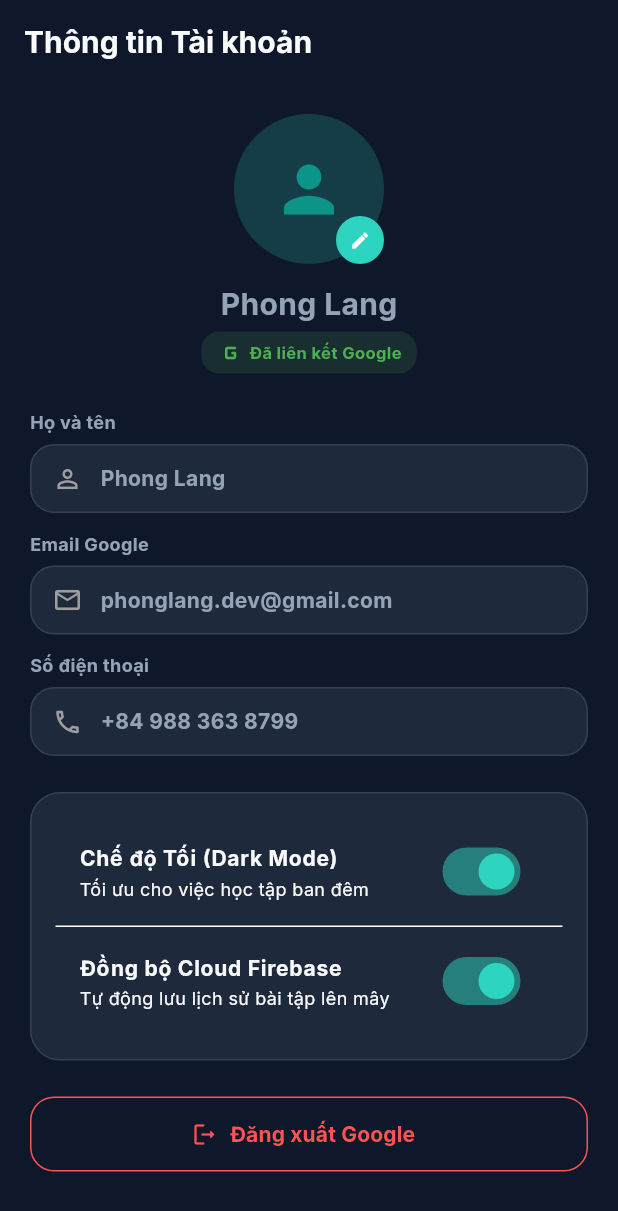
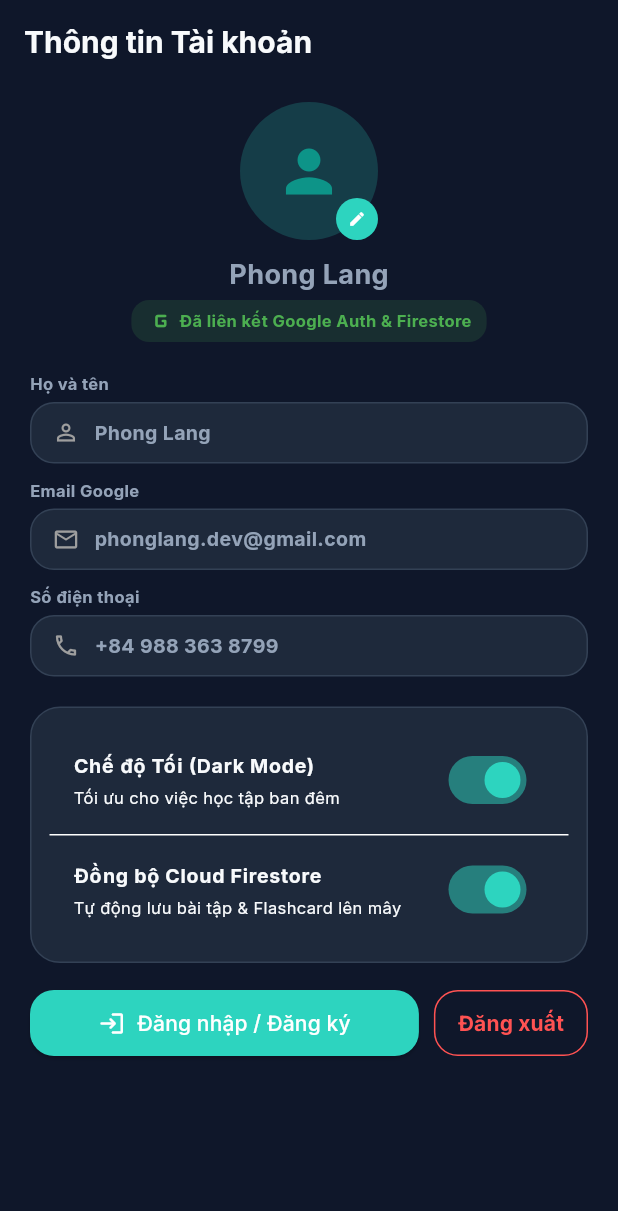
Before and after one commit to PL21zzz/OmniSolveAI, a Flutter app: the ProfileScreen screen opened directly, on a phone screen of 412 x 824 dp. Shown: the top 1211 px of the screen. Run offline on Flutter 3.47's test engine with Material 3 defaults, Android fonts, the phone set to English and light mode, and no system bars; our stand-ins replace cloud_firestore, firebase_auth, fl_chart, flutter_animate, flutter_riverpod, google_fonts and 4 more; accounts and stored records are empty.

Commit message:
feat: implement Firebase Auth email/password, Google sign-in repository and Cloud Firestore integration

```diff
--- a/lib/features/auth/presentation/profile_screen.dart
+++ b/lib/features/auth/presentation/profile_screen.dart
@@ -2,6 +2,7 @@ import 'package:flutter/material.dart';
 import 'package:flutter_riverpod/flutter_riverpod.dart';
 import 'package:omni_solve_ai/app/theme/app_theme.dart';
 import 'package:omni_solve_ai/app/theme/theme_provider.dart';
+import 'package:omni_solve_ai/features/auth/presentation/login_screen.dart';
 
 class ProfileScreen extends ConsumerWidget {
   const ProfileScreen({super.key});
@@ -17,7 +18,7 @@ class ProfileScreen extends ConsumerWidget {
         title: const Text('Thông tin Tài khoản'),
       ),
       body: SingleChildScrollView(
-        padding: const EdgeInsets.all(20),
+        padding: const EdgeInsets.only(left: 20, right: 20, top: 12, bottom: 90),
         child: Column(
           children: [
             // User Avatar with edit button (matching reference UI)
@@ -25,32 +26,32 @@ class ProfileScreen extends ConsumerWidget {
               child: Stack(
                 children: [
                   CircleAvatar(
-                    radius: 50,
-                    backgroundColor: primaryColor.withOpacity(0.2),
-                    child: const Icon(Icons.person, size: 50, color: AppColors.primary),
+                    radius: 46,
+                    backgroundColor: primaryColor.withValues(alpha: 0.2),
+                    child: const Icon(Icons.person, size: 46, color: AppColors.primary),
                   ),
                   Positioned(
                     bottom: 0,
                     right: 0,
                     child: CircleAvatar(
-                      radius: 16,
+                      radius: 14,
                       backgroundColor: primaryColor,
-                      child: const Icon(Icons.edit, size: 14, color: Colors.white),
+                      child: const Icon(Icons.edit, size: 12, color: Colors.white),
                     ),
                   ),
                 ],
               ),
             ),
-            const SizedBox(height: 12),
+            const SizedBox(height: 10),
             const Text(
               'Phong Lang',
-              style: TextStyle(fontSize: 20, fontWeight: FontWeight.bold),
+              style: TextStyle(fontSize: 18, fontWeight: FontWeight.bold),
             ),
             const SizedBox(height: 4),
             Container(
               padding: const EdgeInsets.symmetric(horizontal: 10, vertical: 4),
               decoration: BoxDecoration(
-                color: Colors.green.withOpacity(0.15),
+                color: Colors.green.withValues(alpha: 0.15),
                 borderRadius: BorderRadius.circular(12),
               ),
               child: const Row(
@@ -59,25 +60,25 @@ class ProfileScreen extends ConsumerWidget {
                   Icon(Icons.g_mobiledata_rounded, color: Colors.green, size: 20),
                   SizedBox(width: 2),
                   Text(
-                    'Đã liên kết Google',
+                    'Đã liên kết Google Auth & Firestore',
                     style: TextStyle(color: Colors.green, fontWeight: FontWeight.bold, fontSize: 11),
                   ),
                 ],
               ),
             ),
-            const SizedBox(height: 24),
+            const SizedBox(height: 20),
 
             // Profile Fields Form (Matching reference UI input boxes)
             _buildInputField('Họ và tên', 'Phong Lang', Icons.person_outline, isDark),
-            const SizedBox(height: 12),
+            const SizedBox(height: 10),
             _buildInputField('Email Google', 'phonglang.dev@gmail.com', Icons.email_outlined, isDark),
-            const SizedBox(height: 12),
+            const SizedBox(height: 10),
             _buildInputField('Số điện thoại', '+84 988 363 8799', Icons.phone_outlined, isDark),
-            const SizedBox(height: 24),
+            const SizedBox(height: 20),
 
             // Theme & Preferences Section
             Container(
-              padding: const EdgeInsets.all(16),
+              padding: const EdgeInsets.all(12),
               decoration: BoxDecoration(
                 color: isDark ? AppColors.darkSurface : AppColors.lightSurface,
                 borderRadius: BorderRadius.circular(20),
@@ -88,8 +89,8 @@ class ProfileScreen extends ConsumerWidget {
               child: Column(
                 children: [
                   SwitchListTile(
-                    title: const Text('Chế độ Tối (Dark Mode)', style: TextStyle(fontWeight: FontWeight.bold, fontSize: 14)),
-                    subtitle: const Text('Tối ưu cho việc học tập ban đêm', style: TextStyle(fontSize: 12)),
+                    title: const Text('Chế độ Tối (Dark Mode)', style: TextStyle(fontWeight: FontWeight.bold, fontSize: 13)),
+                    subtitle: const Text('Tối ưu cho việc học tập ban đêm', style: TextStyle(fontSize: 11)),
                     value: themeMode == ThemeMode.dark,
                     activeColor: primaryColor,
                     onChanged: (val) {
@@ -98,8 +99,8 @@ class ProfileScreen extends ConsumerWidget {
                   ),
                   const Divider(height: 1),
                   SwitchListTile(
-                    title: const Text('Đồng bộ Cloud Firebase', style: TextStyle(fontWeight: FontWeight.bold, fontSize: 14)),
-                    subtitle: const Text('Tự động lưu lịch sử bài tập lên mây', style: TextStyle(fontSize: 12)),
+                    title: const Text('Đồng bộ Cloud Firestore', style: TextStyle(fontWeight: FontWeight.bold, fontSize: 13)),
+                    subtitle: const Text('Tự động lưu bài tập & Flashcard lên mây', style: TextStyle(fontSize: 11)),
                     value: true,
                     activeColor: primaryColor,
                     onChanged: (val) {},
@@ -107,25 +108,44 @@ class ProfileScreen extends ConsumerWidget {
                 ],
               ),
             ),
-            const SizedBox(height: 24),
+            const SizedBox(height: 16),
 
-            // Logout & Action Button
-            SizedBox(
-              width: double.infinity,
-              height: 50,
-              child: OutlinedButton.icon(
-                onPressed: () {
-                  ScaffoldMessenger.of(context).showSnackBar(
-                    const SnackBar(content: Text('Đã đăng xuất tài khoản Google')),
-                  );
-                },
-                icon: const Icon(Icons.logout_rounded, color: Colors.redAccent),
-                label: const Text('Đăng xuất Google', style: TextStyle(color: Colors.redAccent, fontWeight: FontWeight.bold)),
-                style: OutlinedButton.styleFrom(
-                  side: const BorderSide(color: Colors.redAccent),
-                  shape: RoundedRectangleBorder(borderRadius: BorderRadius.circular(16)),
+            // Login / Register Button & Signout Button
+            Row(
+              children: [
+                Expanded(
+                  child: ElevatedButton.icon(
+                    onPressed: () {
+                      Navigator.push(
+                        context,
+                        MaterialPageRoute(builder: (context) => const LoginScreen()),
+                      );
+                    },
+                    icon: const Icon(Icons.login_rounded, size: 18),
+                    label: const Text('Đăng nhập / Đăng ký'),
+                    style: ElevatedButton.styleFrom(
+                      backgroundColor: primaryColor,
+                      foregroundColor: Colors.white,
+                      padding: const EdgeInsets.symmetric(vertical: 12),
+                      shape: RoundedRectangleBorder(borderRadius: BorderRadius.circular(16)),
+                    ),
+                  ),
                 ),
-              ),
+                const SizedBox(width: 10),
+                OutlinedButton(
+                  onPressed: () {
+                    ScaffoldMessenger.of(context).showSnackBar(
+                      const SnackBar(content: Text('Đã đăng xuất tài khoản')),
+                    );
+                  },
+                  style: OutlinedButton.styleFrom(
+                    side: const BorderSide(color: Colors.redAccent),
+                    padding: const EdgeInsets.symmetric(vertical: 12, horizontal: 16),
+                    shape: RoundedRectangleBorder(borderRadius: BorderRadius.circular(16)),
+                  ),
+                  child: const Text('Đăng xuất', style: TextStyle(color: Colors.redAccent, fontWeight: FontWeight.bold)),
+                ),
+              ],
             ),
           ],
         ),
@@ -140,14 +160,14 @@ class ProfileScreen extends ConsumerWidget {
         Text(
           label,
           style: TextStyle(
-            fontSize: 12,
+            fontSize: 11,
             fontWeight: FontWeight.bold,
             color: isDark ? AppColors.darkTextSecondary : AppColors.lightTextSecondary,
           ),
         ),
-        const SizedBox(height: 6),
+        const SizedBox(height: 4),
         Container(
-          padding: const EdgeInsets.symmetric(horizontal: 14, vertical: 12),
+          padding: const EdgeInsets.symmetric(horizontal: 14, vertical: 10),
           decoration: BoxDecoration(
             color: isDark ? AppColors.darkSurface : AppColors.lightSurface,
             borderRadius: BorderRadius.circular(16),
@@ -157,11 +177,11 @@ class ProfileScreen extends ConsumerWidget {
           ),
           child: Row(
             children: [
-              Icon(icon, size: 20, color: Colors.grey),
-              const SizedBox(width: 12),
+              Icon(icon, size: 18, color: Colors.grey),
+              const SizedBox(width: 10),
               Text(
                 initialValue,
-                style: const TextStyle(fontWeight: FontWeight.bold, fontSize: 14),
+                style: const TextStyle(fontWeight: FontWeight.bold, fontSize: 13),
               ),
             ],
           ),
--- a/pubspec.yaml
+++ b/pubspec.yaml
@@ -39,6 +39,10 @@ dependencies:
   google_generative_ai: ^0.4.6
   image_picker: ^1.1.2
   shared_preferences: ^2.3.5
+  firebase_core: ^3.10.1
+  firebase_auth: ^5.4.1
+  cloud_firestore: ^5.6.2
+  google_sign_in: ^6.2.2
 
 dev_dependencies:
   flutter_test:
```
Also changed, not shown: lib/features/auth/data/auth_repository.dart (added, +175 -0 lines), lib/features/auth/presentation/login_screen.dart (added, +286 -0 lines), pubspec.lock, 3 other files.
